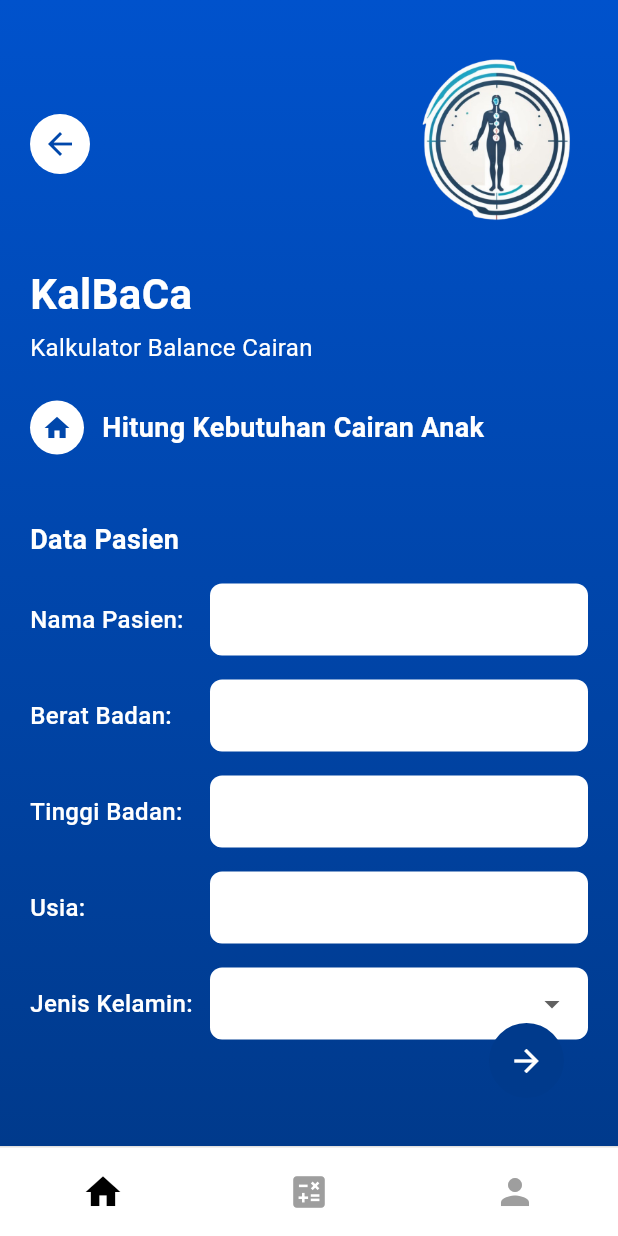
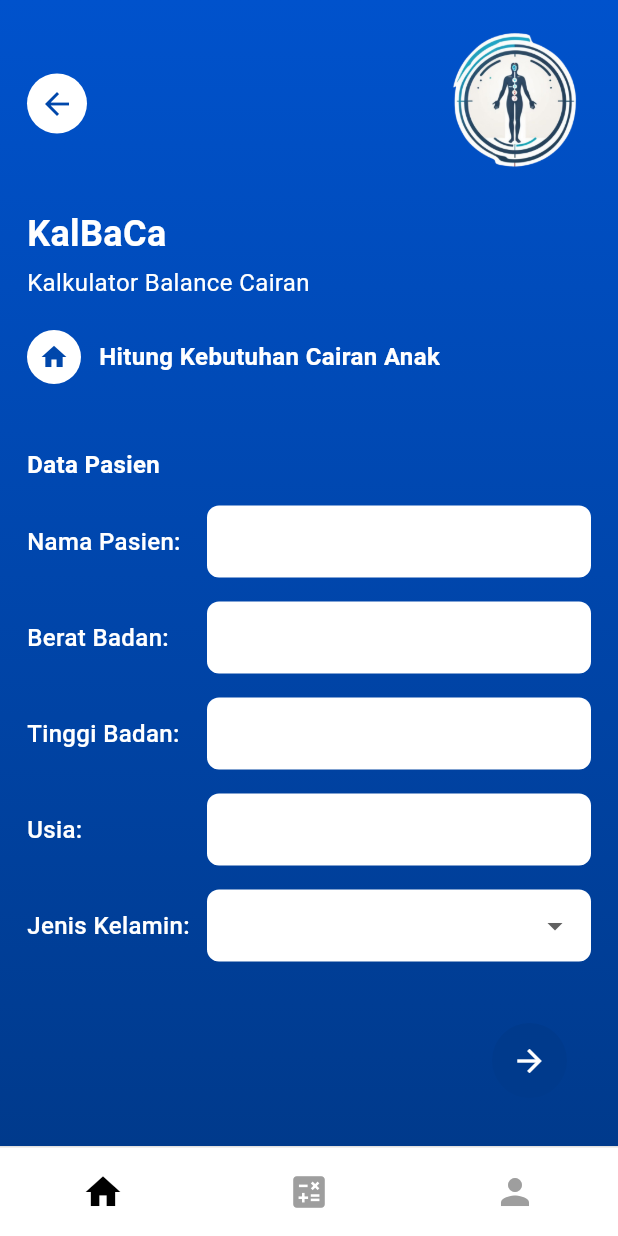
Before and after one commit to RafyFirdaus/KalBaCa, a Flutter app: the ChildFluidCalculationScreen screen opened by its route, on a phone screen of 412 x 824 dp. Run offline on Flutter 3.47's test engine with Material 3 defaults, Android fonts, the light colour scheme and no system bars; our stand-ins replace firebase_core; accounts and stored records are empty.

Commit message:
fix layout

```diff
--- a/lib/core/constants/constants.dart
+++ b/lib/core/constants/constants.dart
@@ -1,149 +1,224 @@
 import 'package:flutter/material.dart';
 
 class AppColors {
+  // Primary brand color - Warna utama aplikasi
   static const Color primaryBlue = Color(
     0xFF0052CC,
   ); // Updated to match home page spec
+
+  // Action color for interactive elements - Warna untuk elemen interaktif
   static const Color actionBlue = Color(0xFF007AFF);
+
+  // Accent color for highlights - Warna aksen untuk highlight
   static const Color lightCyan = Color(0xFF66D9EF);
+
+  // Pure white for backgrounds and text - Putih murni untuk background dan teks
   static const Color white = Color(0xFFFFFFFF);
+
+  // Light gray for subtle backgrounds - Abu-abu terang untuk background halus
   static const Color lightGray = Color(0xFFF5F5F5);
+
+  // Border color for input fields and dividers - Warna border untuk input dan pembatas
   static const Color borderGray = Color(0xFFE0E0E0);
+
+  // Dark text color for primary content - Warna teks gelap untuk konten utama
   static const Color textDark = Color(0xFF333333);
+
+  // Gray text color for secondary content - Warna teks abu-abu untuk konten sekunder
   static const Color textGray = Color(0xFF666666);
+
+  // Shadow color with 10% opacity - Warna bayangan dengan opacity 10%
   static const Color shadowColor = Color(0x1A000000);
+
+  // Inactive state color for disabled elements - Warna untuk elemen yang tidak aktif
   static const Color inactiveGray = Color(0xFF9E9E9E);
+
+  // Active black for emphasis - Hitam aktif untuk penekanan
   static const Color activeBlack = Color(0xFF000000);
 }
 
 class AppTextStyles {
+  // Main app title - 32px bold with wide letter spacing - Judul utama aplikasi
   static const TextStyle appTitle = TextStyle(
-    fontSize: 32,
+    fontSize: 32, // Large title size - Ukuran judul besar
     fontWeight: FontWeight.bold,
     color: AppColors.white,
-    letterSpacing: 0.5,
+    letterSpacing:
+        0.5, // Wide spacing for emphasis - Spasi lebar untuk penekanan
   );
 
+  // App slogan text - 16px normal weight - Teks slogan aplikasi
   static const TextStyle appSlogan = TextStyle(
-    fontSize: 16,
+    fontSize: 16, // Medium text size - Ukuran teks sedang
     color: AppColors.white,
-    letterSpacing: 0.25,
+    letterSpacing: 0.25, // Standard letter spacing - Spasi huruf standar
   );
 
+  // Input field text - 16px for readability - Teks field input
   static const TextStyle inputText = TextStyle(
-    fontSize: 16,
+    fontSize: 16, // Readable input size - Ukuran input yang mudah dibaca
     color: AppColors.textDark,
-    letterSpacing: 0.15,
+    letterSpacing: 0.15, // Tight spacing for input - Spasi ketat untuk input
   );
 
+  // Button text - 16px semi-bold - Teks tombol
   static const TextStyle buttonText = TextStyle(
-    fontSize: 16,
+    fontSize: 16, // Standard button text size - Ukuran teks tombol standar
     fontWeight: FontWeight.w600,
     color: AppColors.white,
-    letterSpacing: 0.5,
+    letterSpacing: 0.5, // Wide spacing for buttons - Spasi lebar untuk tombol
   );
 
+  // Forgot password link - 14px small text - Link lupa password
   static const TextStyle forgotPasswordText = TextStyle(
-    fontSize: 14,
+    fontSize: 14, // Small link text size - Ukuran teks link kecil
     color: AppColors.textGray,
-    letterSpacing: 0.25,
+    letterSpacing: 0.25, // Standard spacing - Spasi standar
   );
 
+  // Divider text - 14px for separators - Teks pembatas
   static const TextStyle dividerText = TextStyle(
-    fontSize: 14,
+    fontSize: 14, // Small divider text - Ukuran teks pembatas kecil
     color: AppColors.textGray,
-    letterSpacing: 0.25,
+    letterSpacing: 0.25, // Standard spacing - Spasi standar
   );
 
-  // Home Page Text Styles
+  // Home Page Text Styles - Gaya teks halaman beranda
+
+  // Welcome message - 16px bold - Pesan selamat datang
   static const TextStyle welcomeText = TextStyle(
-    fontSize: 16,
+    fontSize: 16, // Medium welcome text - Ukuran teks selamat datang sedang
     fontWeight: FontWeight.bold,
     color: AppColors.white,
-    letterSpacing: 0.5,
+    letterSpacing:
+        0.5, // Wide spacing for emphasis - Spasi lebar untuk penekanan
   );
 
+  // Username display - 16px bold - Tampilan nama pengguna
   static const TextStyle usernameText = TextStyle(
-    fontSize: 16,
+    fontSize: 16, // Medium username size - Ukuran nama pengguna sedang
     fontWeight: FontWeight.bold,
     color: AppColors.white,
-    letterSpacing: 0.25,
+    letterSpacing: 0.25, // Standard spacing - Spasi standar
   );
 
+  // Home page main title - 24px large bold - Judul utama halaman beranda
   static const TextStyle homeTitle = TextStyle(
-    fontSize: 28,
+    fontSize: 24, // Large home title - Ukuran judul beranda besar
     fontWeight: FontWeight.bold,
     color: AppColors.white,
-    letterSpacing: 0.5,
+    letterSpacing: 0.5, // Wide spacing for titles - Spasi lebar untuk judul
   );
 
+  // Home page subtitle - 14px normal - Subjudul halaman beranda
   static const TextStyle homeSubtitle = TextStyle(
-    fontSize: 14,
+    fontSize: 14, // Small subtitle size - Ukuran subjudul kecil
     color: AppColors.white,
-    letterSpacing: 0.25,
+    letterSpacing: 0.25, // Standard spacing - Spasi standar
   );
 
+  // Menu item text - 18px semi-bold - Teks item menu
   static const TextStyle menuText = TextStyle(
-    fontSize: 18,
+    fontSize: 16, // Medium-large menu text - Ukuran teks menu sedang-besar
     fontWeight: FontWeight.w600,
     color: AppColors.white,
-    letterSpacing: 0.25,
+    letterSpacing: 0.25, // Standard menu spacing - Spasi menu standar
   );
 
+  // Button label text - 15px medium weight - Teks label tombol
   static const TextStyle buttonLabelText = TextStyle(
-    fontSize: 16,
+    fontSize:
+        15, // Slightly smaller button label - Label tombol sedikit lebih kecil
     fontWeight: FontWeight.w500,
     color: AppColors.primaryBlue,
-    letterSpacing: 0.15,
+    letterSpacing: 0.15, // Tight spacing for labels - Spasi ketat untuk label
   );
 
+  // Page title in app bar - 16px semi-bold - Judul halaman di app bar
   static const TextStyle pageTitle = TextStyle(
-    fontSize: 16,
+    fontSize: 16, // Standard page title size - Ukuran judul halaman standar
     fontWeight: FontWeight.w600,
     color: AppColors.white,
-    letterSpacing: 0.25,
+    letterSpacing: 0.25, // Standard title spacing - Spasi judul standar
   );
 }
 
 class AppDimensions {
-  // Header
-  static const double headerPadding = 32.0;
-  static const double headerSpacing = 8.0;
+  // Header Section - Bagian header aplikasi
+  static const double headerPadding =
+      32.0; // Large padding for header content - Padding besar untuk konten header
+  static const double headerSpacing =
+      8.0; // Small spacing between header elements - Spasi kecil antar elemen header
 
-  // Form Container
-  static const double formContainerRadius = 24.0;
-  static const double formContainerPadding = 24.0;
-  static const double formContainerMargin = 24.0;
-  static const double formContainerElevation = 4.0;
+  // Form Container - Kontainer formulir
+  static const double formContainerRadius =
+      24.0; // Rounded corners for form container - Sudut melengkung untuk kontainer form
+  static const double formContainerPadding =
+      24.0; // Internal padding inside form container - Padding internal dalam kontainer form
+  static const double formContainerMargin =
+      24.0; // External margin around form container - Margin eksternal di sekitar kontainer form
+  static const double formContainerElevation =
+      4.0; // Shadow elevation for form container - Elevasi bayangan untuk kontainer form
 
-  // Input Fields
-  static const double inputBorderRadius = 12.0;
-  static const double inputVerticalPadding = 16.0;
-  static const double inputHorizontalPadding = 16.0;
-  static const double inputSpacing = 20.0;
+  // Input Fields - Field input
+  static const double inputBorderRadius =
+      12.0; // Rounded corners for input fields - Sudut melengkung untuk field input
+  static const double inputVerticalPadding =
+      16.0; // Top and bottom padding inside input fields - Padding atas dan bawah dalam field input
+  static const double inputHorizontalPadding =
+      16.0; // Left and right padding inside input fields - Padding kiri dan kanan dalam field input
+  static const double inputSpacing =
+      20.0; // Vertical spacing between input fields - Spasi vertikal antar field input
 
-  // Buttons
-  static const double buttonHeight = 52.0;
-  static const double buttonBorderRadius = 12.0;
-  static const double buttonSpacing = 16.0;
+  // Buttons - Tombol
+  static const double buttonHeight =
+      52.0; // Standard height for buttons - Tinggi standar untuk tombol
+  static const double buttonBorderRadius =
+      12.0; // Rounded corners for buttons - Sudut melengkung untuk tombol
+  static const double buttonSpacing =
+      16.0; // Vertical spacing between buttons - Spasi vertikal antar tombol
 
-  // Other Elements
-  static const double forgotPasswordSpacing = 16.0;
-  static const double dividerSpacing = 24.0;
-  static const double dividerPadding = 16.0;
+  // Other Elements - Elemen lainnya
+  static const double forgotPasswordSpacing =
+      16.0; // Spacing above forgot password link - Spasi di atas link lupa password
+  static const double dividerSpacing =
+      24.0; // Vertical spacing around dividers - Spasi vertikal di sekitar pembatas
+  static const double dividerPadding =
+      16.0; // Horizontal padding for divider text - Padding horizontal untuk teks pembatas
 
-  // Home Page
-  static const double homePaddingHorizontal = 20.0;
-  static const double homePaddingTop = 24.0;
-  static const double homeMarginBottom = 16.0;
-  static const double homeMarginTop = 8.0;
-  static const double homeMarginSection = 24.0;
-  static const double homeIconSize = 40.0;
-  static const double homeIconBorder = 2.0;
-  static const double homeMenuSpacing = 12.0;
-  static const double homeButtonHeight = 50.0;
-  static const double homeButtonRadius = 30.0;
-  static const double homeButtonPadding = 16.0;
-  static const double homeNavBarHeight = 60.0;
-  static const double homeIndicatorSize = 10.0;
+  // Home Page Layout - Tata letak halaman beranda
+  static const double homePaddingHorizontal =
+      18.0; // Left and right padding for home page content - Padding kiri dan kanan untuk konten beranda
+  static const double homePaddingTop =
+      20.0; // Top padding for home page content - Padding atas untuk konten beranda
+  static const double homeMarginBottom =
+      16.0; // Bottom margin for home page sections - Margin bawah untuk bagian beranda
+  static const double homeMarginTop =
+      5.0; // Small top margin for home page elements - Margin atas kecil untuk elemen beranda
+  static const double homeMarginSection =
+      24.0; // Large margin between major home page sections - Margin besar antar bagian utama beranda
+
+  // Home Page Icons - Ikon halaman beranda
+  static const double homeIconSize =
+      40.0; // Size for home page icons - Ukuran untuk ikon beranda
+  static const double homeIconBorder =
+      2.0; // Border width for home page icons - Lebar border untuk ikon beranda
+
+  // Home Page Menu - Menu halaman beranda
+  static const double homeMenuSpacing =
+      12.0; // Spacing between menu items - Spasi antar item menu
+
+  // Home Page Buttons - Tombol halaman beranda
+  static const double homeButtonHeight =
+      50.0; // Height for home page buttons - Tinggi untuk tombol beranda
+  static const double homeButtonRadius =
+      30.0; // Large radius for rounded home page buttons - Radius besar untuk tombol beranda yang melengkung
+  static const double homeButtonPadding =
+      16.0; // Internal padding for home page buttons - Padding internal untuk tombol beranda
+
+  // Home Page Navigation - Navigasi halaman beranda
+  static const double homeNavBarHeight =
+      60.0; // Height for home page navigation bar - Tinggi untuk bar navigasi beranda
+  static const double homeIndicatorSize =
+      10.0; // Size for page indicators or dots - Ukuran untuk indikator halaman atau titik
 }
--- a/lib/features/auth/presentation/screens/login_screen.dart
+++ b/lib/features/auth/presentation/screens/login_screen.dart
@@ -35,9 +35,9 @@ class _LoginScreenState extends State<LoginScreen> {
                 padding: const EdgeInsets.all(AppDimensions.headerPadding),
                 child: Column(
                   children: [
-                    const SizedBox(height: 40), // Top spacing
+                    const SizedBox(height: 10), // Top spacing
                     // Logo
-                    Image.asset('assets/logo.png', height: 150, width: 150),
+                    Image.asset('assets/logo.png', height: 120, width: 120),
                     const SizedBox(height: AppDimensions.headerSpacing),
                     // App Title and Slogan
                     Text(
@@ -53,7 +53,7 @@ class _LoginScreenState extends State<LoginScreen> {
                         color: AppColors.white,
                       ),
                     ),
-                    const SizedBox(height: 40), // Bottom spacing
+                    const SizedBox(height: 30), // Bottom spacing
                   ],
                 ),
               ),
--- a/lib/features/home/presentation/screens/adult/adult_fluid_intake_balance_screen.dart
+++ b/lib/features/home/presentation/screens/adult/adult_fluid_intake_balance_screen.dart
@@ -241,7 +241,7 @@ class _AdultFluidIntakeBalanceScreenState
         // Input Field
         Expanded(
           child: Container(
-            padding: const EdgeInsets.symmetric(horizontal: 16, vertical: 12),
+            padding: const EdgeInsets.symmetric(horizontal: 16, vertical: 2),
             decoration: BoxDecoration(
               color: Colors.white,
               borderRadius: BorderRadius.circular(8),
--- a/lib/features/home/presentation/screens/adult/fluid_balance_simulation_screen.dart
+++ b/lib/features/home/presentation/screens/adult/fluid_balance_simulation_screen.dart
@@ -263,14 +263,7 @@ class _FluidBalanceSimulationScreenState
             ],
           ),
 
-          const SizedBox(height: 5),
-
-          // App Title
-          Text('KalBaCa', style: AppTextStyles.homeTitle),
-          const SizedBox(height: 4),
-          Text('Kalkulator Balance Cairan', style: AppTextStyles.homeSubtitle),
-
-          const SizedBox(height: 24),
+          const SizedBox(height: 1),
 
           // Page Title with Home Icon
           Row(
@@ -288,7 +281,7 @@ class _FluidBalanceSimulationScreenState
                 ),
               ),
 
-              const SizedBox(width: 12),
+              const SizedBox(width: 10),
 
               // Page Title
               Expanded(
@@ -442,7 +435,7 @@ class _FluidBalanceSimulationScreenState
   }
 
   Widget _buildHeaderTooltip(Size screenSize) {
-    const tooltipWidth = 180.0;
+    const tooltipWidth = 140.0;
     const tooltipHeight = 85.0;
 
     // Perfect center positioning - horizontally and vertically centered
@@ -505,7 +498,7 @@ class _FluidBalanceSimulationScreenState
                       textAlign: TextAlign.center,
                     ),
                   ),
-                  const SizedBox(width: 20),
+                  const SizedBox(width: 2),
                   GestureDetector(
                     onTap: _hideTooltip,
                     child: Container(
@@ -536,7 +529,7 @@ class _FluidBalanceSimulationScreenState
     int totalCount,
     Size screenSize,
   ) {
-    const tooltipWidth = 160.0;
+    const tooltipWidth = 120.0;
     const tooltipHeight = 100.0;
     const spacing = 10.0;
 
@@ -544,8 +537,8 @@ class _FluidBalanceSimulationScreenState
     const leftBoundary =
         5.0; // Bisa diubah untuk mengatur seberapa jauh ke kiri tooltip bisa bergerak (negatif = keluar layar)
     const rightBoundary = 80.0; // Batas kanan dari tepi layar
-    const topBoundary = 160.0; // Batas atas (untuk menghindari header)
-    const bottomBoundary = 20.0; // Batas bawah dari tepi layar
+    const topBoundary = 170.0; // Batas atas (untuk menghindari header)
+    const bottomBoundary = 10.0; // Batas bawah dari tepi layar
 
     // Improved positioning to avoid header overlap
     double left, top;
@@ -578,11 +571,11 @@ class _FluidBalanceSimulationScreenState
           break;
         case 2: // Bottom-left
           left = centerX - tooltipWidth + spacing - 100;
-          top = centerY - spacing - tooltipHeight / 1;
+          top = centerY - spacing - tooltipHeight / 1.1;
           break;
         case 3: // Bottom-right
           left = centerX + spacing + 20;
-          top = centerY - spacing - tooltipHeight / 1;
+          top = centerY - spacing - tooltipHeight / 1.1;
           break;
         default:
           left = centerX - (tooltipWidth / 2);
@@ -602,13 +595,15 @@ class _FluidBalanceSimulationScreenState
     }
 
     // Enhanced boundary checking dengan parameter yang bisa disesuaikan
-    if (left < leftBoundary)
+    if (left < leftBoundary) {
       left = leftBoundary; // Sekarang bisa negatif untuk keluar dari layar
+    }
     if (left + tooltipWidth > screenSize.width - rightBoundary) {
       left = screenSize.width - tooltipWidth - rightBoundary;
     }
-    if (top < topBoundary)
+    if (top < topBoundary) {
       top = topBoundary; // Menggunakan parameter topBoundary
+    }
     if (top + tooltipHeight > screenSize.height - bottomBoundary) {
       top =
           screenSize.height -
@@ -661,12 +656,12 @@ class _FluidBalanceSimulationScreenState
                           shape: BoxShape.circle,
                         ),
                       ),
-                      const SizedBox(width: 10),
+                      const SizedBox(width: 5),
                       Expanded(
                         child: Text(
                           distribution.area,
                           style: const TextStyle(
-                            fontSize: 12,
+                            fontSize: 10,
                             color: AppColors.textDark,
                             fontWeight: FontWeight.w600,
                             height: 1.3,
@@ -681,7 +676,7 @@ class _FluidBalanceSimulationScreenState
                     alignment: Alignment.centerRight,
                     child: Container(
                       padding: const EdgeInsets.symmetric(
-                        horizontal: 12,
+                        horizontal: 5,
                         vertical: 6,
                       ),
                       decoration: BoxDecoration(
@@ -691,7 +686,7 @@ class _FluidBalanceSimulationScreenState
                       child: Text(
                         '${distribution.percentage}%',
                         style: const TextStyle(
-                          fontSize: 14,
+                          fontSize: 10,
                           fontWeight: FontWeight.bold,
                           color: AppColors.primaryBlue,
                           letterSpacing: 0.5,
--- a/lib/features/home/presentation/screens/child/child_fluid_calculation_screen.dart
+++ b/lib/features/home/presentation/screens/child/child_fluid_calculation_screen.dart
@@ -71,7 +71,7 @@ class _ChildFluidCalculationScreenState
       child: Column(
         crossAxisAlignment: CrossAxisAlignment.start,
         children: [
-          const SizedBox(height: 16),
+          const SizedBox(height: 1),
 
           // Top Row with Back Button and Logo
           Row(
@@ -97,7 +97,7 @@ class _ChildFluidCalculationScreenState
               ),
 
               // App Logo
-              Image.asset('assets/logo.png', width: 120, height: 120),
+              Image.asset('assets/logo.png', width: 100, height: 100),
             ],
           ),
 
@@ -110,7 +110,7 @@ class _ChildFluidCalculationScreenState
               Text(
                 'KalBaCa',
                 style: AppTextStyles.menuText.copyWith(
-                  fontSize: 28,
+                  fontSize: 24,
                   fontWeight: FontWeight.bold,
                 ),
               ),
@@ -125,7 +125,7 @@ class _ChildFluidCalculationScreenState
             ],
           ),
 
-          const SizedBox(height: 24),
+          const SizedBox(height: 20),
 
           // Page Title with Home Icon
           Row(
--- a/lib/features/home/presentation/screens/home_screen.dart
+++ b/lib/features/home/presentation/screens/home_screen.dart
@@ -61,7 +61,7 @@ class _HomeScreenState extends State<HomeScreen> {
                   fontWeight: FontWeight.bold,
                 ),
               ),
-              const SizedBox(height: 4),
+              const SizedBox(height: 2),
               Text('[Nama Pengguna]', style: AppTextStyles.usernameText),
             ],
           ),
@@ -87,7 +87,7 @@ class _HomeScreenState extends State<HomeScreen> {
         crossAxisAlignment: CrossAxisAlignment.start,
         children: [
           Text('KalBaCa', style: AppTextStyles.homeTitle),
-          const SizedBox(height: 4),
+          const SizedBox(height: 2),
           Text('Kalkulator Balance Cairan', style: AppTextStyles.homeSubtitle),
         ],
       ),
```
